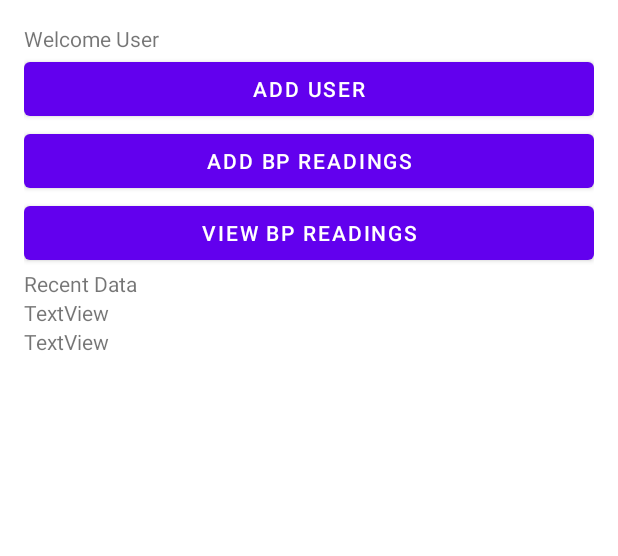
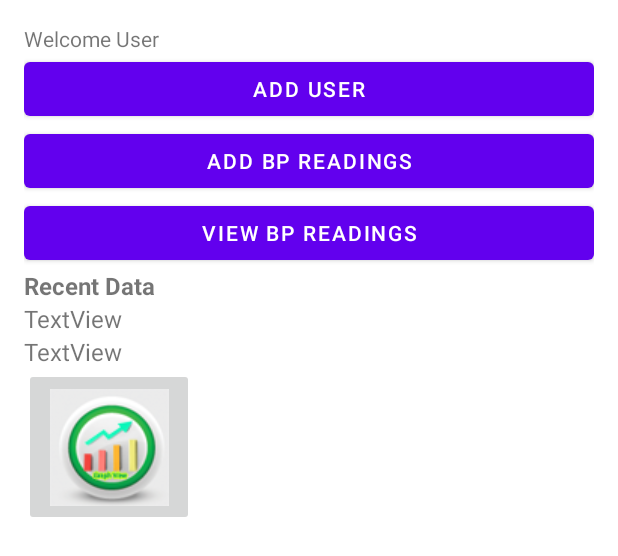
Before and after one commit to Syed-SearchEndeca/AtoZFitness, an Android app: the layout activity_main.xml on its own in the app's theme, with its tools: preview values and no code run, on a phone screen of 412 x 824 dp. Shown: the top 556 px of the screen. Run offline under Robolectric (Android 15) with nearby library versions, the phone set to English and light mode, and no system bars.

```diff
--- a/app/src/main/java/com/atozfit/Activity/AddBPReadings.java
+++ b/app/src/main/java/com/atozfit/Activity/AddBPReadings.java
@@ -49,6 +49,7 @@ public class AddBPReadings extends AppCompatActivity {
                 openNewActivity(DisplayBP_Results.class);
             }
         });
+        getSupportActionBar().setDisplayShowTitleEnabled(false);
     }
 
     public void recordBPData(View view) {
--- a/app/src/main/java/com/atozfit/Activity/DisplayBP_Results.java
+++ b/app/src/main/java/com/atozfit/Activity/DisplayBP_Results.java
@@ -46,6 +46,7 @@ public class DisplayBP_Results extends AppCompatActivity {
          mTableLayout.setStretchAllColumns(true);
          startLoadData();
         diastolicTxt = (TextView)findViewById(R.id.Diastolic_txt);
+        getSupportActionBar().setDisplayShowTitleEnabled(false);
 
     }
 
@@ -190,21 +191,6 @@ public class DisplayBP_Results extends AppCompatActivity {
             }
 
             tv3.setGravity(Gravity.TOP);
-
-
-            if (i == -1) {
-                tv3.setText("PatientName");
-                tv3.setBackgroundColor(Color.parseColor("#f0f0f0"));
-            } else {
-                tv3.setBackgroundColor(Color.parseColor("#f8f8f8"));
-                tv3.setTextColor(Color.parseColor("#000000"));
-                tv3.setTextSize(TypedValue.COMPLEX_UNIT_PX, smallTextSize);
-                tv3.setText(row.getPatientName());
-            }
-            layCustomer.addView(tv3);
-
-
-
 
             final LinearLayout layAmounts = new LinearLayout(this);
             layAmounts.setOrientation(LinearLayout.VERTICAL);
--- a/app/src/main/java/com/atozfit/Activity/Registration.java
+++ b/app/src/main/java/com/atozfit/Activity/Registration.java
@@ -30,6 +30,7 @@ public class Registration extends AppCompatActivity {
                 openNewActivity(MainActivity.class);
             }
         });
+        getSupportActionBar().setDisplayShowTitleEnabled(false);
     }
 
     /**
--- a/app/src/main/res/layout/activity_graph_view.xml
+++ b/app/src/main/res/layout/activity_graph_view.xml
@@ -10,6 +10,6 @@
     <com.jjoe64.graphview.GraphView
         android:id="@+id/systolic_big"
         android:layout_width="match_parent"
-        android:layout_height="300dp"/>
+        android:layout_height="650dp" />
 
 </LinearLayout>
--- a/app/src/main/res/layout/activity_main.xml
+++ b/app/src/main/res/layout/activity_main.xml
@@ -1,14 +1,15 @@
 <?xml version="1.0" encoding="utf-8"?>
 <LinearLayout xmlns:android="http://schemas.android.com/apk/res/android"
+    xmlns:app="http://schemas.android.com/apk/res-auto"
     xmlns:tools="http://schemas.android.com/tools"
+    android:id="@+id/main_layout"
     android:layout_width="match_parent"
     android:layout_height="match_parent"
+    android:orientation="vertical"
+    android:paddingLeft="@dimen/activity_horizontal_margin"
+    android:paddingTop="@dimen/activity_vertical_margin"
+    android:paddingRight="@dimen/activity_horizontal_margin"
     android:paddingBottom="@dimen/activity_vertical_margin"
-    android:paddingLeft="@dimen/activity_horizontal_margin"
-    android:paddingRight="@dimen/activity_horizontal_margin"
-    android:paddingTop="@dimen/activity_vertical_margin"
-    android:orientation="vertical"
-    android:id="@+id/main_layout"
     tools:context=".Activity.MainActivity">
 
 
@@ -16,6 +17,7 @@
         android:id="@+id/welcome_txt"
         android:layout_width="match_parent"
         android:layout_height="wrap_content"
+        android:baselineAligned="false"
         android:text="@string/welcome_txt" />
 
     <Button
@@ -38,20 +40,31 @@
 
     <TextView
         android:id="@+id/textView"
-        android:layout_width="match_parent"
+        android:layout_width="365dp"
         android:layout_height="wrap_content"
         android:text="@string/view_recent_data"
+        android:textSize="16sp"
+        android:textStyle="bold"
         tools:text="@string/view_recent_data" />
 
     <TextView
         android:id="@+id/Systolic_txt"
-        android:layout_width="match_parent"
+        android:layout_width="367dp"
         android:layout_height="wrap_content"
-        android:text="TextView" />
+        android:text="TextView"
+        android:textSize="16sp" />
 
     <TextView
         android:id="@+id/Diastolic_txt"
-        android:layout_width="match_parent"
+        android:layout_width="367dp"
         android:layout_height="wrap_content"
-        android:text="TextView" />
+        android:text="TextView"
+        android:textSize="16sp" />
+
+    <ImageButton
+        android:id="@+id/GraphicalViewBtn"
+        android:layout_width="113dp"
+        android:layout_height="105dp"
+        android:src="@drawable/img"
+        tools:srcCompat="@tools:sample/avatars" />
 </LinearLayout>
```
Also changed, not shown: app/src/main/java/com/atozfit/Activity/GraphViewer.java (+18 -4 lines), app/src/main/java/com/atozfit/Activity/MainActivity.java (+12 -25 lines), app/src/main/res/drawable/header_background.xml (added, +9 -0 lines), app/src/main/res/values/colors.xml (+11 -0 lines), app/src/main/res/drawable/graphview.png (added), app/src/main/res/drawable/img.png (added).
